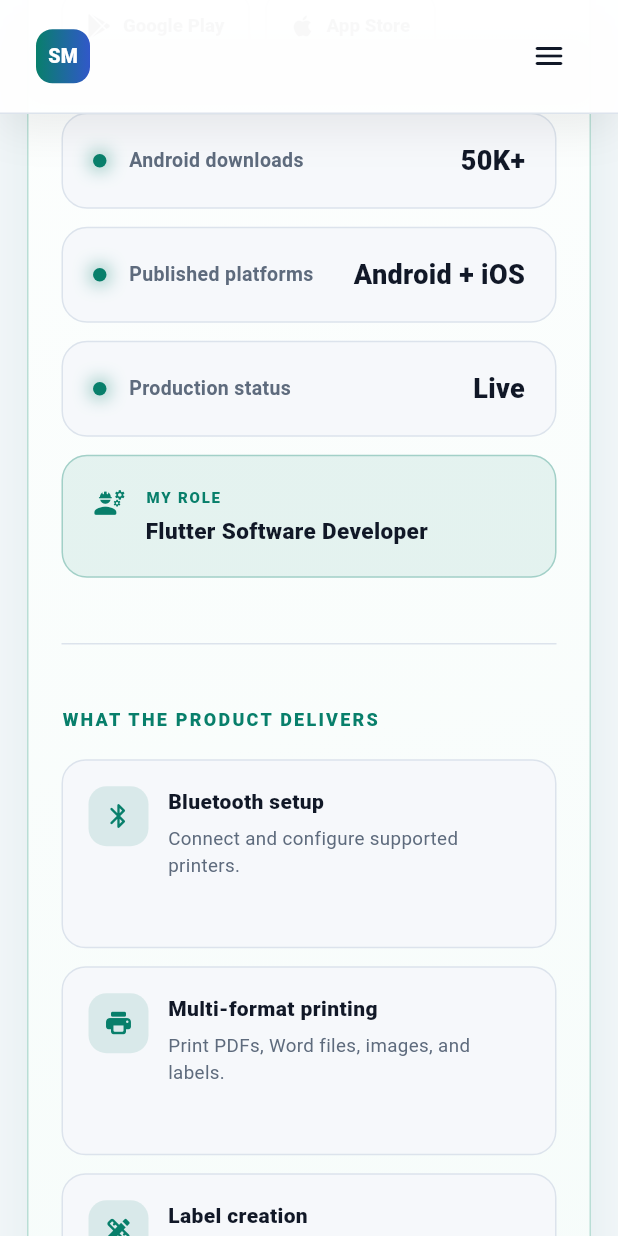
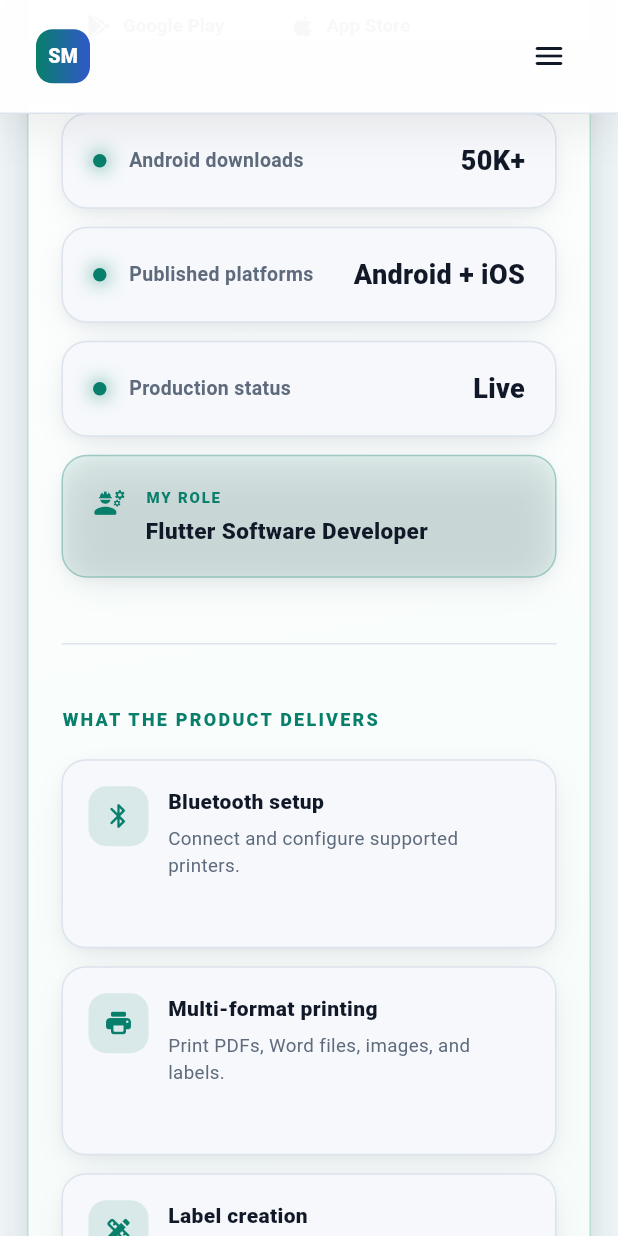
Before and after one commit to Sonykhan1121/portfolio-website-flutter, a Flutter app: the screen it shows after launch, scrolled down 2304 dp, on a phone screen of 412 x 824 dp. Run offline on Flutter 3.47's test engine with Material 3 defaults, Android fonts, the phone set to English and light mode, and no system bars; our stand-ins replace font_awesome_flutter; Roboto replaces fonts that are missing (Arial).

Commit message:
Strengthen portfolio card shadows

```diff
--- a/lib/portfolio_app.dart
+++ b/lib/portfolio_app.dart
@@ -20,6 +20,36 @@ const _softFill = Color(0xFFF2F5F9);
 const _deviceFrame = Color(0xFF111827);
 const _deviceMuted = Color(0xFFB7C2D0);
 const _contentWidth = 1180.0;
+
+const _cardShadow = <BoxShadow>[
+  BoxShadow(
+    color: Color(0x1A0F172A),
+    blurRadius: 30,
+    spreadRadius: -5,
+    offset: Offset(0, 14),
+  ),
+  BoxShadow(
+    color: Color(0x100F172A),
+    blurRadius: 8,
+    spreadRadius: -2,
+    offset: Offset(0, 3),
+  ),
+];
+
+const _softShadow = <BoxShadow>[
+  BoxShadow(
+    color: Color(0x160F172A),
+    blurRadius: 18,
+    spreadRadius: -4,
+    offset: Offset(0, 8),
+  ),
+  BoxShadow(
+    color: Color(0x0C0F172A),
+    blurRadius: 5,
+    spreadRadius: -1,
+    offset: Offset(0, 2),
+  ),
+];
 
 const _githubUrl = 'https://github.com/Sonykhan1121';
 const _linkedinUrl = 'https://www.linkedin.com/in/sidratul-montaha-441b80175/';
@@ -749,6 +779,7 @@ class _MetricStrip extends StatelessWidget {
                         color: _inkSoft,
                         borderRadius: BorderRadius.circular(18),
                         border: Border.all(color: _line),
+                        boxShadow: _softShadow,
                       ),
                       child: Column(
                         crossAxisAlignment: CrossAxisAlignment.start,
@@ -826,6 +857,7 @@ class _GrozziieSection extends StatelessWidget {
                 borderRadius: BorderRadius.circular(30),
                 border: Border.all(color: const Color(0xFFB9DED5)),
                 boxShadow: [
+                  ..._cardShadow,
                   BoxShadow(
                     color: _mint.withValues(alpha: 0.10),
                     blurRadius: 48,
@@ -1039,6 +1071,7 @@ class _GrozziieMetrics extends StatelessWidget {
               color: _inkSoft,
               borderRadius: BorderRadius.circular(17),
               border: Border.all(color: _line),
+              boxShadow: _softShadow,
             ),
             child: Row(
               children: [
@@ -1083,6 +1116,7 @@ class _GrozziieMetrics extends StatelessWidget {
             color: _mint.withValues(alpha: 0.09),
             borderRadius: BorderRadius.circular(17),
             border: Border.all(color: _mint.withValues(alpha: 0.3)),
+            boxShadow: _softShadow,
           ),
           child: const Row(
             crossAxisAlignment: CrossAxisAlignment.start,
@@ -1185,6 +1219,7 @@ class _FeatureGrid extends StatelessWidget {
                         color: _inkSoft,
                         borderRadius: BorderRadius.circular(16),
                         border: Border.all(color: _line),
+                        boxShadow: _softShadow,
                       ),
                       child: Row(
                         crossAxisAlignment: CrossAxisAlignment.start,
@@ -1251,6 +1286,7 @@ class _StoreScreenshot extends StatelessWidget {
         color: _deviceFrame,
         borderRadius: BorderRadius.circular(27),
         border: Border.all(color: const Color(0xFF2D394A)),
+        boxShadow: _cardShadow,
       ),
       child: Column(
         children: [
@@ -1371,6 +1407,7 @@ class _FeaturedProjectCard extends StatelessWidget {
             ),
             borderRadius: BorderRadius.circular(24),
             border: Border.all(color: colorA.withValues(alpha: 0.23)),
+            boxShadow: _cardShadow,
           ),
           child: Column(
             crossAxisAlignment: CrossAxisAlignment.start,
@@ -1505,6 +1542,7 @@ class _RepositorySection extends StatelessWidget {
               color: _panel,
               borderRadius: BorderRadius.circular(20),
               border: Border.all(color: _line),
+              boxShadow: _cardShadow,
             ),
             child: Column(
               crossAxisAlignment: CrossAxisAlignment.start,
@@ -1606,6 +1644,7 @@ class _RepositorySection extends StatelessWidget {
                 color: _panel,
                 borderRadius: BorderRadius.circular(20),
                 border: Border.all(color: _line),
+                boxShadow: _cardShadow,
               ),
               child: const Column(
                 children: [
@@ -1700,6 +1739,7 @@ class _RepositoryCard extends StatelessWidget {
             color: _panel,
             borderRadius: BorderRadius.circular(18),
             border: Border.all(color: _line),
+            boxShadow: _cardShadow,
           ),
           child: Column(
             crossAxisAlignment: CrossAxisAlignment.start,
@@ -1861,6 +1901,7 @@ class _CapabilityGrid extends StatelessWidget {
                         color: _panel,
                         borderRadius: BorderRadius.circular(22),
                         border: Border.all(color: _line),
+                        boxShadow: _cardShadow,
                       ),
                       child: Column(
                         crossAxisAlignment: CrossAxisAlignment.start,
@@ -1976,6 +2017,7 @@ class _JourneySection extends StatelessWidget {
                 ),
                 borderRadius: BorderRadius.circular(20),
                 border: Border.all(color: _line),
+                boxShadow: _softShadow,
               ),
               child: const Wrap(
                 alignment: WrapAlignment.spaceAround,
@@ -2021,6 +2063,7 @@ class _JourneyCard extends StatelessWidget {
         color: _panel,
         borderRadius: BorderRadius.circular(22),
         border: Border.all(color: _line),
+        boxShadow: _cardShadow,
       ),
       child: Column(
         crossAxisAlignment: CrossAxisAlignment.start,
@@ -2133,6 +2176,7 @@ class _ContactSection extends StatelessWidget {
                 ),
                 borderRadius: BorderRadius.circular(30),
                 border: Border.all(color: const Color(0xFFBDDCD5)),
+                boxShadow: _cardShadow,
               ),
               child: LayoutBuilder(
                 builder: (context, constraints) {
```
